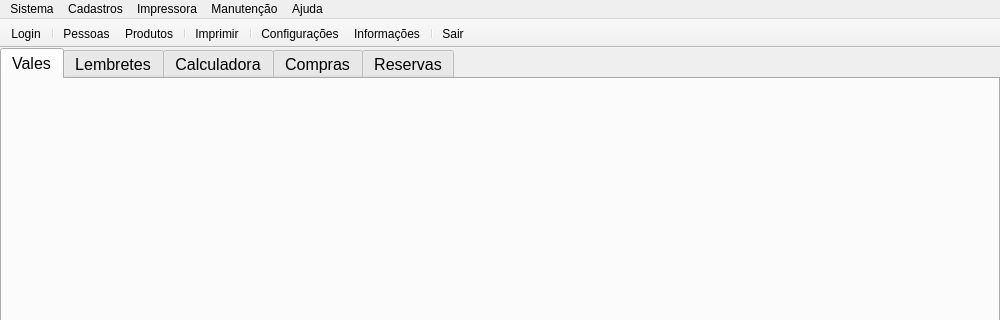
First picture: the form in mainwindow.ui, repository leidensj/BKVale, before the edit; both pictures show x 0 to 1000 and y 0 to 320 of the 1000 by 600 pixel window.
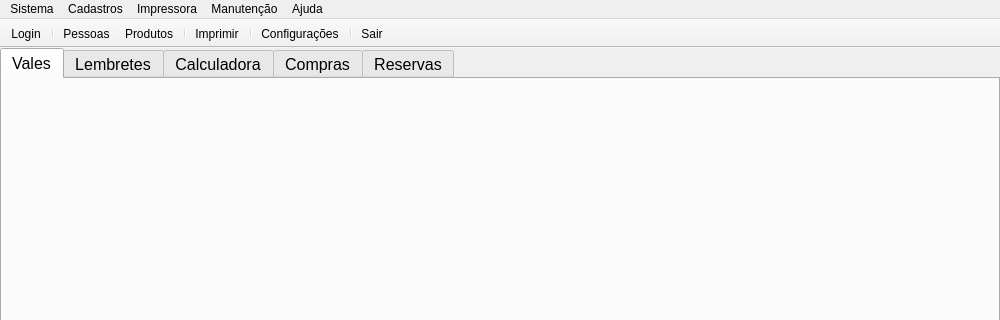
Second picture: the form after the edit. Icons and pictures are not drawn.

```diff
--- a/mainwindow.ui
+++ b/mainwindow.ui
@@ -152,7 +152,6 @@
    <addaction name="actionPrint"/>
    <addaction name="separator"/>
    <addaction name="actionSettings"/>
-   <addaction name="actionInfo"/>
    <addaction name="separator"/>
    <addaction name="actionExit"/>
   </widget>
```
Left out of the diff: 1 changed line with no effect on the pictures.
